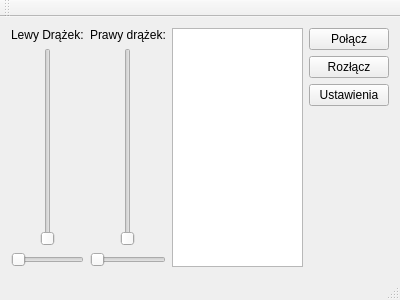
Above: mainwindow.ui from annahennig/ERTCudQt before the change. Below: the same form after it.
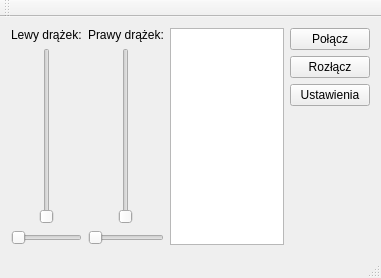
That is the form after the change.

```diff
--- a/mainwindow.ui
+++ b/mainwindow.ui
@@ -6,8 +6,8 @@
    <rect>
     <x>0</x>
     <y>0</y>
-    <width>400</width>
-    <height>300</height>
+    <width>381</width>
+    <height>278</height>
    </rect>
   </property>
   <property name="windowTitle">
@@ -20,7 +20,7 @@
       <item>
        <widget class="QLabel" name="labelLeftTrigger">
         <property name="text">
-         <string>Lewy Drążek:</string>
+         <string>Lewy drążek:</string>
         </property>
        </widget>
       </item>
```
Left out of the diff: 9 changed lines with no effect on the pictures.
